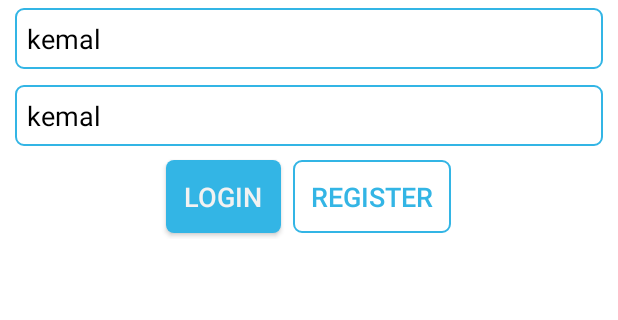
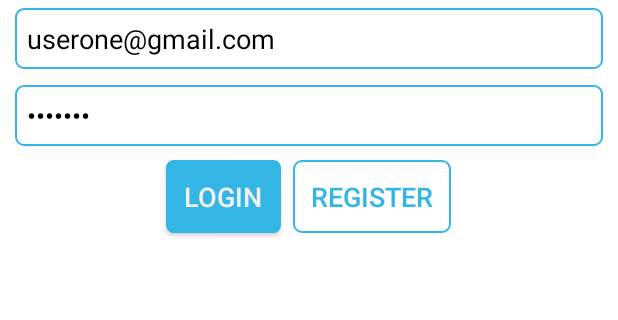
Before and after one commit to QRMarket/Android_v2, an Android app: the screen it shows after launch (LoginActivity), after a tap on "LOGIN", on a phone screen of 412 x 824 dp, the part 584-904 px from its top. Run offline under Robolectric (Android 15) with nearby library versions, the phone set to English and light mode, and no system bars.

```diff
--- a/app/src/main/java/com/qr_market/Guppy.java
+++ b/app/src/main/java/com/qr_market/Guppy.java
@@ -8,7 +8,7 @@ package com.qr_market;
 public class Guppy {
 
     public static String url_scheme             = "http://";
-    public static String url_server             = url_scheme + "10.42.0.1";
+    public static String url_server             = url_scheme + "193.140.63.162";
     public static String url_serverPort         = url_server + ":8080";
     public static String url                    = url_serverPort + "/QR_Market_Web";
     public static String url_Servlet_Auth       = url + "/Auth";
--- a/app/src/main/res/layout/activity_login.xml
+++ b/app/src/main/res/layout/activity_login.xml
@@ -22,7 +22,7 @@
             android:src="@drawable/logotrans"/>
         <EditText
             android:id="@+id/TextUsrname"
-            android:text="kemal"
+            android:text="userone@gmail.com"
             android:padding="8dp"
             android:background="@drawable/tab_default"
             android:textColor="@android:color/black"
@@ -38,7 +38,8 @@
         </EditText>
         <EditText
             android:id="@+id/TextPsw"
-            android:text="kemal"
+            android:text="userone"
+            android:inputType="textPassword"
             android:padding="8dp"
             android:background="@drawable/tab_default"
             android:textColor="@android:color/black"
```
